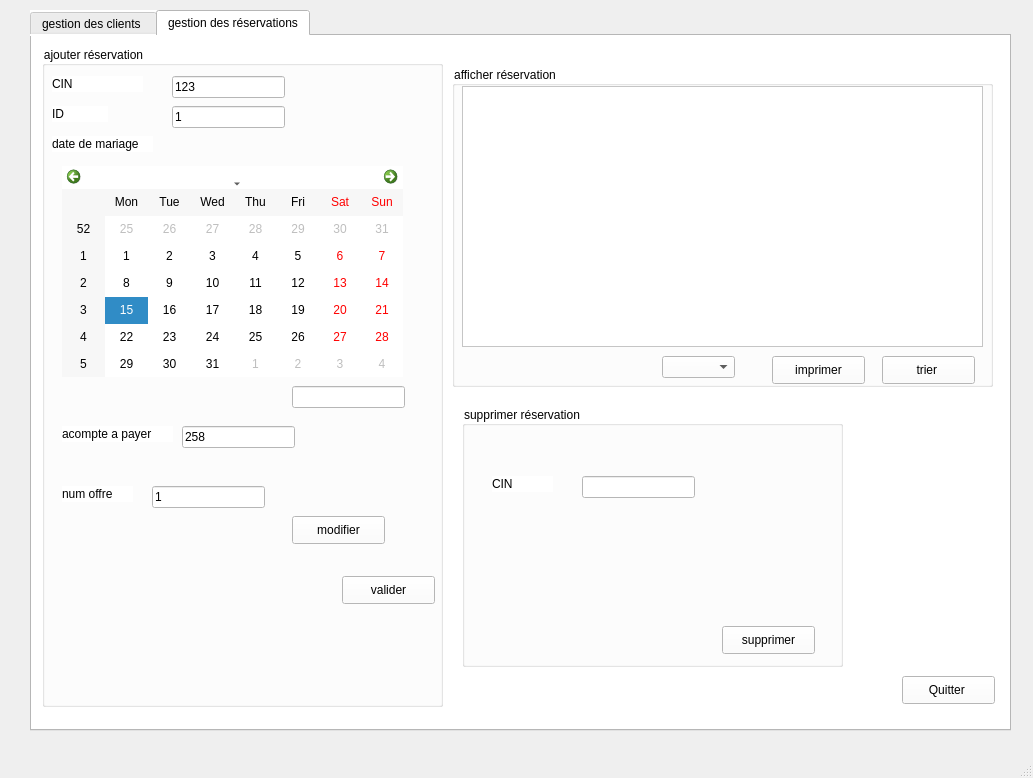
loremipsum2A/Smart_Wedding_2A10, file mainwindow.ui: the form before one commit.
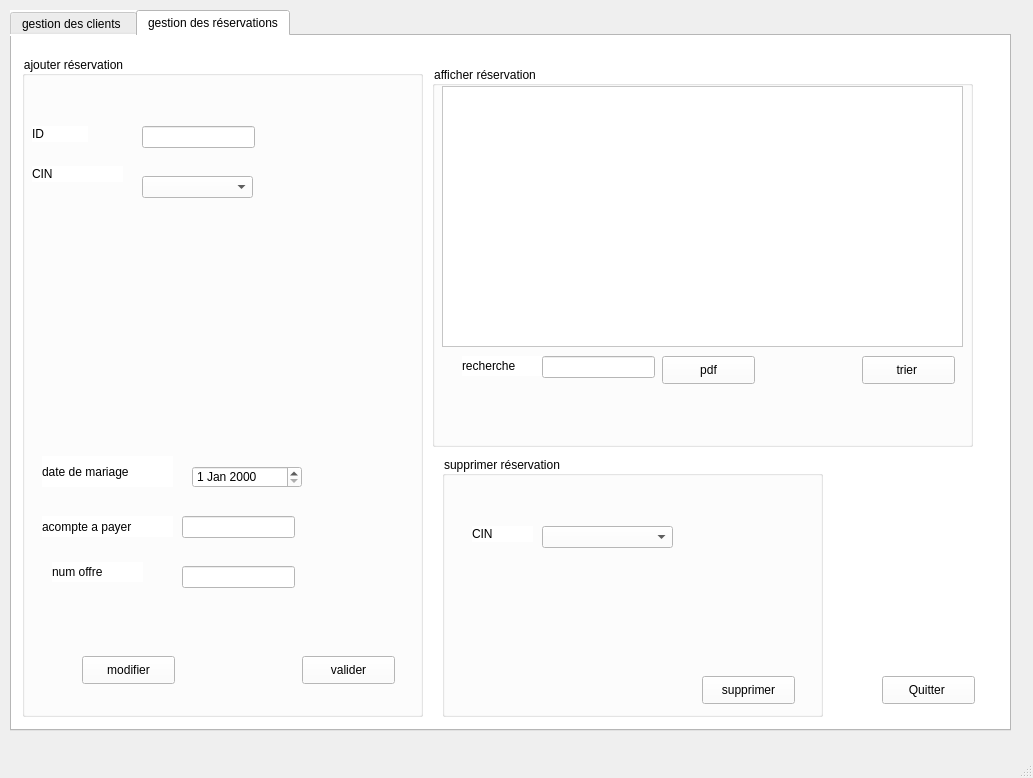
The form after the commit. The open tabs and pages were chosen to show the change.

Diff of the .ui file:
```diff
--- a/mainwindow.ui
+++ b/mainwindow.ui
@@ -17,9 +17,9 @@
    <widget class="QTabWidget" name="tabWidget">
     <property name="geometry">
      <rect>
-      <x>30</x>
+      <x>10</x>
       <y>10</y>
-      <width>981</width>
+      <width>1001</width>
       <height>721</height>
      </rect>
     </property>
@@ -281,19 +281,6 @@
 background-color: rgb(255, 255, 255);</string>
        </property>
       </widget>
-      <widget class="QPushButton" name="pushButton">
-       <property name="geometry">
-        <rect>
-         <x>220</x>
-         <y>330</y>
-         <width>93</width>
-         <height>28</height>
-        </rect>
-       </property>
-       <property name="text">
-        <string>Recherche</string>
-       </property>
-      </widget>
       <widget class="QPushButton" name="pushButton_2">
        <property name="geometry">
         <rect>
@@ -350,11 +337,14 @@
       <property name="geometry">
        <rect>
         <x>10</x>
-        <y>10</y>
+        <y>20</y>
         <width>401</width>
         <height>661</height>
        </rect>
       </property>
+      <property name="styleSheet">
+       <string notr="true">font: 10pt &quot;MS Shell Dlg 2&quot;;</string>
+      </property>
       <property name="title">
        <string>ajouter réservation</string>
       </property>
@@ -362,7 +352,7 @@
        <property name="geometry">
         <rect>
          <x>10</x>
-         <y>30</y>
+         <y>110</y>
          <width>91</width>
          <height>16</height>
         </rect>
@@ -374,33 +364,23 @@
       <widget class="QLabel" name="label_7">
        <property name="geometry">
         <rect>
-         <x>10</x>
-         <y>90</y>
-         <width>101</width>
-         <height>16</height>
+         <x>20</x>
+         <y>400</y>
+         <width>131</width>
+         <height>31</height>
         </rect>
        </property>
        <property name="text">
         <string>date de mariage</string>
        </property>
       </widget>
-      <widget class="QCalendarWidget" name="calendarWidget">
-       <property name="geometry">
-        <rect>
-         <x>20</x>
-         <y>120</y>
-         <width>341</width>
-         <height>211</height>
-        </rect>
-       </property>
-      </widget>
       <widget class="QLabel" name="label_8">
        <property name="geometry">
         <rect>
          <x>20</x>
-         <y>380</y>
-         <width>111</width>
-         <height>16</height>
+         <y>460</y>
+         <width>131</width>
+         <height>21</height>
         </rect>
        </property>
        <property name="text">
@@ -410,21 +390,21 @@
       <widget class="QLineEdit" name="acompte">
        <property name="geometry">
         <rect>
-         <x>140</x>
-         <y>380</y>
+         <x>160</x>
+         <y>460</y>
          <width>113</width>
          <height>22</height>
         </rect>
        </property>
        <property name="text">
-        <string>258</string>
+        <string/>
        </property>
       </widget>
       <widget class="QPushButton" name="valider_reservation">
        <property name="geometry">
         <rect>
-         <x>300</x>
-         <y>530</y>
+         <x>280</x>
+         <y>600</y>
          <width>93</width>
          <height>28</height>
         </rect>
@@ -433,36 +413,13 @@
         <string>valider</string>
        </property>
       </widget>
-      <widget class="QLineEdit" name="CIN_reservation">
-       <property name="geometry">
-        <rect>
-         <x>130</x>
-         <y>30</y>
-         <width>113</width>
-         <height>22</height>
-        </rect>
-       </property>
-       <property name="text">
-        <string>123</string>
-       </property>
-      </widget>
-      <widget class="QLineEdit" name="date">
-       <property name="geometry">
-        <rect>
-         <x>250</x>
-         <y>340</y>
-         <width>113</width>
-         <height>22</height>
-        </rect>
-       </property>
-      </widget>
       <widget class="QLabel" name="label_10">
        <property name="geometry">
         <rect>
-         <x>20</x>
-         <y>440</y>
-         <width>71</width>
-         <height>16</height>
+         <x>30</x>
+         <y>506</y>
+         <width>91</width>
+         <height>20</height>
         </rect>
        </property>
        <property name="text">
@@ -472,21 +429,21 @@
       <widget class="QLineEdit" name="numoffre">
        <property name="geometry">
         <rect>
-         <x>110</x>
-         <y>440</y>
+         <x>160</x>
+         <y>510</y>
          <width>113</width>
          <height>22</height>
         </rect>
        </property>
        <property name="text">
-        <string>1</string>
+        <string/>
        </property>
       </widget>
       <widget class="QPushButton" name="pushButton_12">
        <property name="geometry">
         <rect>
-         <x>250</x>
-         <y>470</y>
+         <x>60</x>
+         <y>600</y>
          <width>93</width>
          <height>28</height>
         </rect>
@@ -499,7 +456,7 @@
        <property name="geometry">
         <rect>
          <x>10</x>
-         <y>60</y>
+         <y>70</y>
          <width>56</width>
          <height>16</height>
         </rect>
@@ -511,14 +468,34 @@
       <widget class="QLineEdit" name="id">
        <property name="geometry">
         <rect>
-         <x>130</x>
-         <y>60</y>
+         <x>120</x>
+         <y>70</y>
          <width>113</width>
          <height>22</height>
         </rect>
        </property>
        <property name="text">
-        <string>1</string>
+        <string/>
+       </property>
+      </widget>
+      <widget class="QDateEdit" name="dateEdit">
+       <property name="geometry">
+        <rect>
+         <x>170</x>
+         <y>410</y>
+         <width>110</width>
+         <height>22</height>
+        </rect>
+       </property>
+      </widget>
+      <widget class="QComboBox" name="comboBox_reser">
+       <property name="geometry">
+        <rect>
+         <x>120</x>
+         <y>120</y>
+         <width>111</width>
+         <height>22</height>
+        </rect>
        </property>
       </widget>
      </widget>
@@ -528,25 +505,12 @@
         <x>420</x>
         <y>30</y>
         <width>541</width>
-        <height>321</height>
+        <height>381</height>
        </rect>
       </property>
       <property name="title">
        <string>afficher réservation</string>
       </property>
-      <widget class="QPushButton" name="pushButton_9">
-       <property name="geometry">
-        <rect>
-         <x>320</x>
-         <y>290</y>
-         <width>93</width>
-         <height>28</height>
-        </rect>
-       </property>
-       <property name="text">
-        <string>imprimer</string>
-       </property>
-      </widget>
       <widget class="QPushButton" name="pushButton_13">
        <property name="geometry">
         <rect>
@@ -570,16 +534,42 @@
         </rect>
        </property>
       </widget>
-      <widget class="QComboBox" name="comboBox">
+      <widget class="QLabel" name="label_14">
        <property name="geometry">
         <rect>
-         <x>210</x>
+         <x>30</x>
          <y>290</y>
-         <width>73</width>
+         <width>91</width>
+         <height>20</height>
+        </rect>
+       </property>
+       <property name="text">
+        <string>recherche</string>
+       </property>
+      </widget>
+      <widget class="QLineEdit" name="rechercheres">
+       <property name="geometry">
+        <rect>
+         <x>110</x>
+         <y>290</y>
+         <width>113</width>
          <height>22</height>
         </rect>
        </property>
       </widget>
+      <widget class="QPushButton" name="pushButton">
+       <property name="geometry">
+        <rect>
+         <x>230</x>
+         <y>290</y>
+         <width>93</width>
+         <height>28</height>
+        </rect>
+       </property>
+       <property name="text">
+        <string>pdf</string>
+       </property>
+      </widget>
      </widget>
      <widget class="QPushButton" name="pushButton_10">
       <property name="geometry">
@@ -598,7 +588,7 @@
       <property name="geometry">
        <rect>
         <x>430</x>
-        <y>370</y>
+        <y>420</y>
         <width>381</width>
         <height>261</height>
        </rect>
@@ -619,16 +609,6 @@
         <string>supprimer</string>
        </property>
       </widget>
-      <widget class="QLineEdit" name="lineEdit_3">
-       <property name="geometry">
-        <rect>
-         <x>120</x>
-         <y>70</y>
-         <width>113</width>
-         <height>22</height>
-        </rect>
-       </property>
-      </widget>
       <widget class="QLabel" name="label_11">
        <property name="geometry">
         <rect>
@@ -642,6 +622,16 @@
         <string>CIN</string>
        </property>
       </widget>
+      <widget class="QComboBox" name="comboBox_4">
+       <property name="geometry">
+        <rect>
+         <x>100</x>
+         <y>70</y>
+         <width>131</width>
+         <height>22</height>
+        </rect>
+       </property>
+      </widget>
      </widget>
     </widget>
    </widget>
```
Left out of the diff: 104 changed lines with no effect on the pictures.
